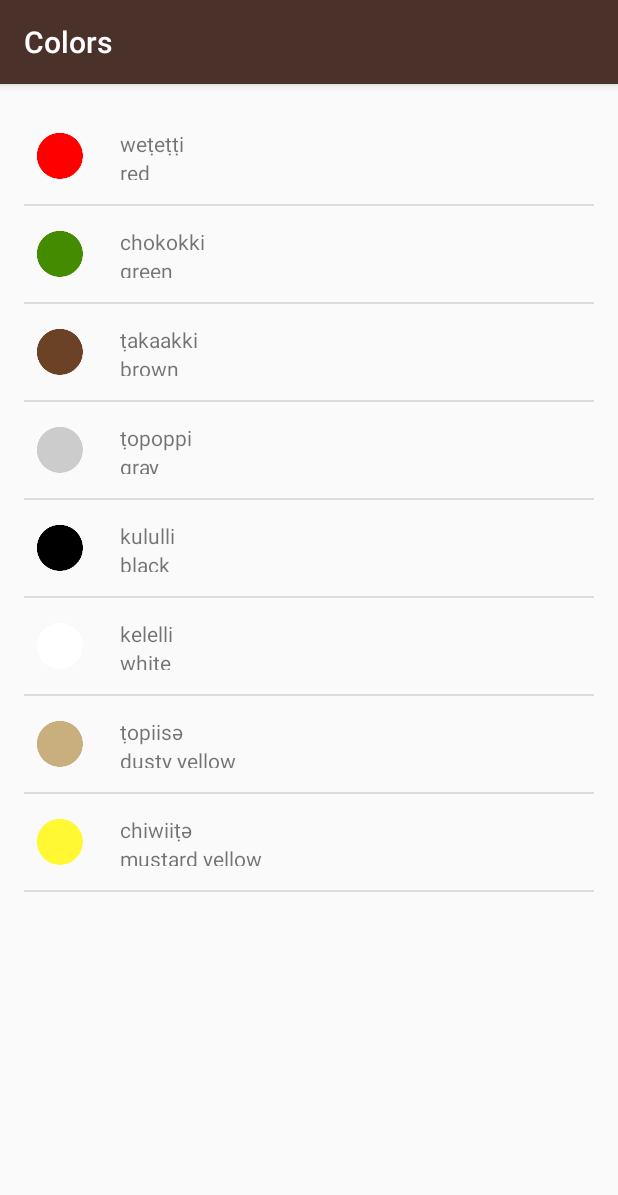
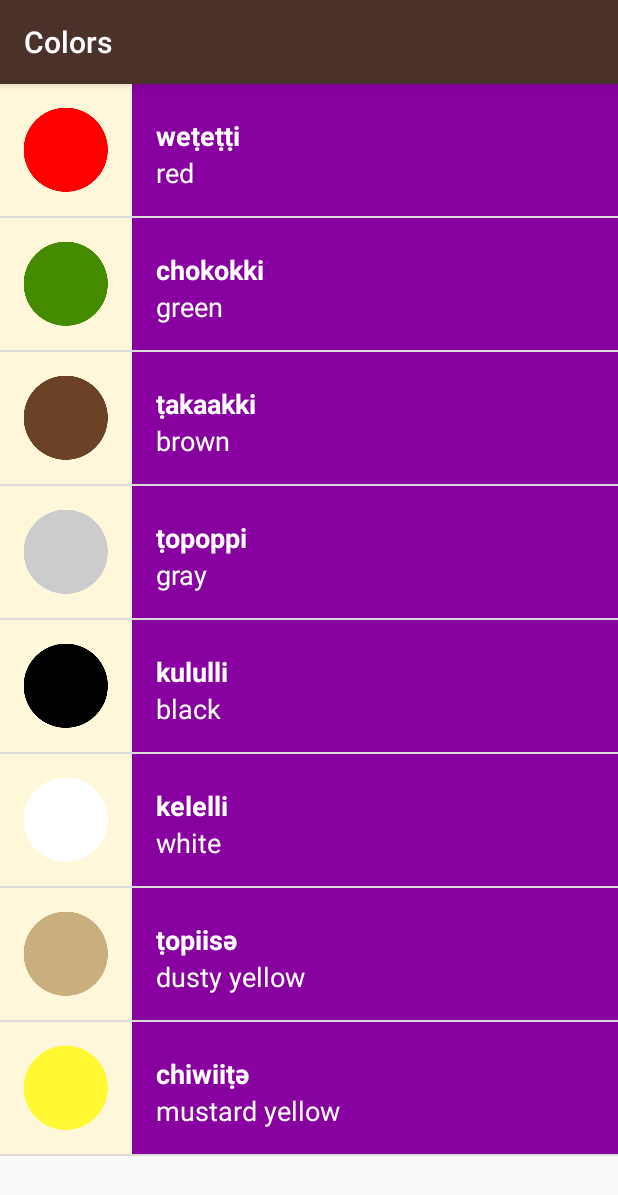
Before and after one commit to OwaisChunawala/Miwok, an Android app: the ColorsActivity screen opened directly, with no data from a screen before it, on a phone screen of 412 x 824 dp. Shown: the top 1195 px of the screen. Run offline under Robolectric (Android 15) with nearby library versions, the phone set to English and light mode, and no system bars.

Commit message:
done with background colors

```diff
--- a/app/src/main/java/com/example/android/miwok/ColorsActivity.java
+++ b/app/src/main/java/com/example/android/miwok/ColorsActivity.java
@@ -26,7 +26,7 @@ public class ColorsActivity extends AppCompatActivity {
 
 
         WordAdapter adapter  =
-                new WordAdapter(this, words);
+                new WordAdapter(this, words, R.color.category_colors);
 
         ListView listView = (ListView) findViewById(R.id.list);
 
--- a/app/src/main/java/com/example/android/miwok/FamilyActivity.java
+++ b/app/src/main/java/com/example/android/miwok/FamilyActivity.java
@@ -28,7 +28,7 @@ public class FamilyActivity extends AppCompatActivity {
 
 
         WordAdapter adapter  =
-                new WordAdapter(this, words);
+                new WordAdapter(this, words, R.color.category_family);
 
         ListView listView = (ListView) findViewById(R.id.list);
 
--- a/app/src/main/java/com/example/android/miwok/NumbersActivity.java
+++ b/app/src/main/java/com/example/android/miwok/NumbersActivity.java
@@ -12,6 +12,8 @@ public class NumbersActivity extends AppCompatActivity {
     protected void onCreate(Bundle savedInstanceState) {
         super.onCreate(savedInstanceState);
         setContentView(R.layout.word_list);
+
+
 
         ArrayList<Word> words = new ArrayList<Word>();
 
@@ -28,7 +30,8 @@ public class NumbersActivity extends AppCompatActivity {
 
 
         WordAdapter adapter  =
-                new WordAdapter(this, words);
+                new WordAdapter(this, words, R.color.category_numbers);
+
 
         ListView listView = (ListView) findViewById(R.id.list);
 
@@ -36,4 +39,5 @@ public class NumbersActivity extends AppCompatActivity {
 
 
     }
+
 }
--- a/app/src/main/java/com/example/android/miwok/PhrasesActivity.java
+++ b/app/src/main/java/com/example/android/miwok/PhrasesActivity.java
@@ -28,7 +28,7 @@ public class PhrasesActivity extends AppCompatActivity {
 
 
         WordAdapter adapter  =
-                new WordAdapter(this, words);
+                new WordAdapter(this, words, R.color.category_phrases);
 
         ListView listView = (ListView) findViewById(R.id.list);
 
--- a/app/src/main/java/com/example/android/miwok/WordAdapter.java
+++ b/app/src/main/java/com/example/android/miwok/WordAdapter.java
@@ -3,6 +3,7 @@ package com.example.android.miwok;
 import android.app.Activity;
 import android.support.annotation.NonNull;
 import android.support.annotation.Nullable;
+import android.support.v4.content.ContextCompat;
 import android.view.LayoutInflater;
 import android.view.View;
 import android.view.ViewGroup;
@@ -17,12 +18,16 @@ import java.util.ArrayList;
  */
 
 public class WordAdapter extends ArrayAdapter<Word> {
-    public WordAdapter(Activity context, ArrayList<Word> words) {
+    /** Resource ID for background color for this list of words**/
+    private int mColorResouceID;
+
+    public WordAdapter(Activity context, ArrayList<Word> words, int ColorResourceID) {
         // Here, we initialize the ArrayAdapter's internal storage for the context and the list.
         // the second argument is used when the ArrayAdapter is populating a single TextView.
         // Because this is a custom adapter for two TextViews and an ImageView, the adapter is not
         // going to use this second argument, so it can be any value. Here, we used 0.
         super(context, 0, words);
+        mColorResouceID = ColorResourceID;
     }
     @NonNull
 
@@ -63,6 +68,13 @@ public class WordAdapter extends ArrayAdapter<Word> {
             imageView.setVisibility(View.GONE);
         }
 
+        //set the theme color for the list item
+        View textContainr = listItemView.findViewById(R.id.textContainer);
+        //Find the color that resource ID maps to
+        int color= ContextCompat.getColor(getContext(),mColorResouceID);
+        //Set the background color of the textcontainer view
+        textContainr.setBackgroundColor(color);
+
 
         // Return the whole list item layout (containing 2 TextViews and an ImageView)
         // so that it can be shown in the ListView
--- a/app/src/main/res/layout/list_item.xml
+++ b/app/src/main/res/layout/list_item.xml
@@ -3,36 +3,43 @@
     xmlns:tools="http://schemas.android.com/tools"
     android:layout_width="match_parent"
     android:layout_height="match_parent"
-    android:orientation="horizontal">
+    android:orientation="horizontal"
+    android:background="@color/tan_background">
 
     <ImageView
         android:id="@id/image"
-        android:layout_width="48dp"
-        android:layout_height="48dp"
-        android:layout_marginBottom="8dp"
-        android:layout_marginTop="8dp"
+        android:layout_width="88dp"
+        android:layout_height="88dp"
         android:src="@mipmap/ic_launcher" />
+        <!--android:layout_marginBottom="8dp"-->
+        <!--android:layout_marginTop="8dp"-->
+
 
     <LinearLayout
         android:layout_width="match_parent"
-        android:layout_height="match_parent"
+        android:layout_height="88dp"
         android:orientation="vertical"
         android:paddingLeft="16dp"
-        android:layout_marginTop="8dp"
-        android:layout_marginBottom="16dp">
+        android:gravity="center_vertical"
+        android:id="@+id/textContainer">
 
         <TextView
             android:id="@+id/miwok_text_view"
             android:layout_width="wrap_content"
             android:layout_height="wrap_content"
             android:layout_marginTop="6dp"
-            tools:text="lutti" />
+            tools:text="lutti"
+            android:textStyle="bold"
+            android:textSize="18sp"
+            android:textColor="#FFFFFF"/>
 
         <TextView
             android:id="@+id/default_text_view"
             android:layout_width="wrap_content"
             android:layout_height="wrap_content"
-            tools:text="one" />
+            tools:text="one"
+            android:textSize="18sp"
+            android:textColor="#FFFFFF"/>
 
     </LinearLayout>
 </LinearLayout>
--- a/app/src/main/res/layout/word_list.xml
+++ b/app/src/main/res/layout/word_list.xml
@@ -4,8 +4,4 @@
     android:id="@+id/list"
     android:orientation="vertical"
     android:layout_width="match_parent"
-    android:layout_height="match_parent"
-    android:paddingBottom="@dimen/activity_vertical_margin"
-    android:paddingLeft="@dimen/activity_horizontal_margin"
-    android:paddingRight="@dimen/activity_horizontal_margin"
-    android:paddingTop="@dimen/activity_vertical_margin" />
+    android:layout_height="match_parent" />
```
